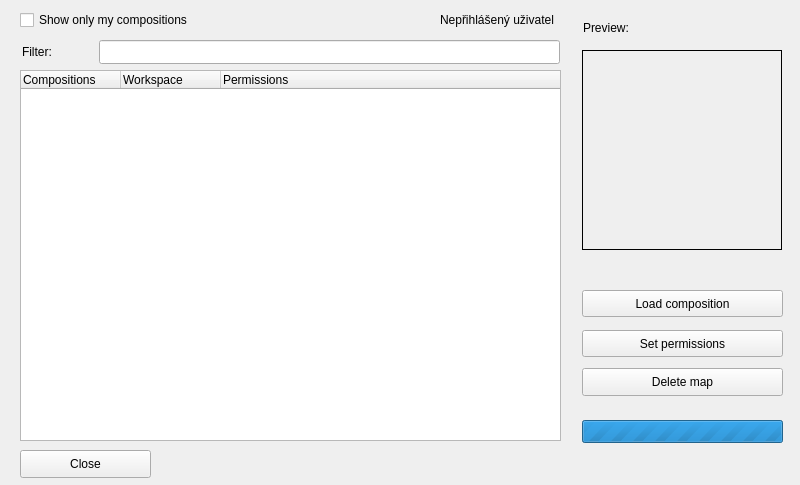
First picture: the form in dlg_addMap.ui, repository LESPROJEKT/qgis-layman-plugin, before the edit.
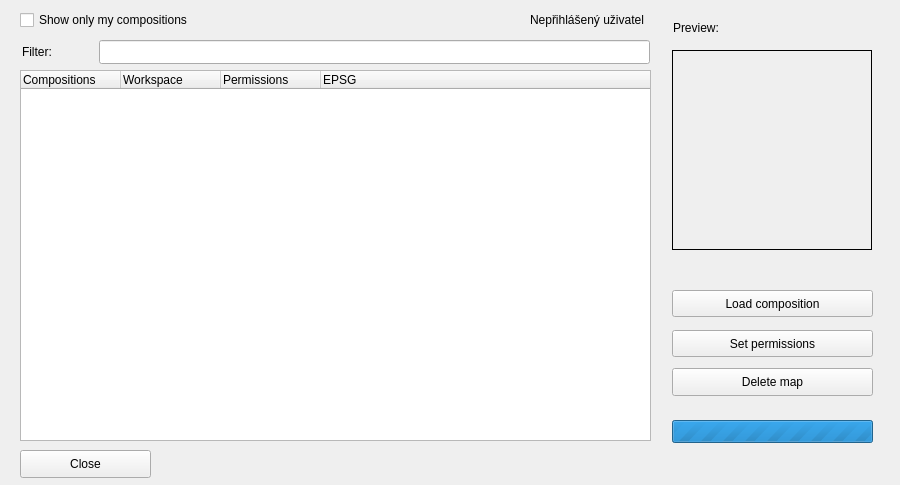
Second picture: the form after the edit. Custom widgets are drawn as their Qt base class.

Commit message: sloupec epsg pro kompozici

What changed in the file:
```diff
--- a/dlg_addMap.ui
+++ b/dlg_addMap.ui
@@ -9,7 +9,7 @@
    <rect>
     <x>0</x>
     <y>0</y>
-    <width>800</width>
+    <width>900</width>
     <height>485</height>
    </rect>
   </property>
@@ -21,13 +21,13 @@
   </property>
   <property name="minimumSize">
    <size>
-    <width>800</width>
+    <width>900</width>
     <height>480</height>
    </size>
   </property>
   <property name="maximumSize">
    <size>
-    <width>800</width>
+    <width>900</width>
     <height>485</height>
    </size>
   </property>
@@ -37,7 +37,7 @@
   <widget class="QPushButton" name="pushButton">
    <property name="geometry">
     <rect>
-     <x>810</x>
+     <x>920</x>
      <y>310</y>
      <width>201</width>
      <height>27</height>
@@ -65,7 +65,7 @@
     <rect>
      <x>20</x>
      <y>70</y>
-     <width>541</width>
+     <width>631</width>
      <height>371</height>
     </rect>
    </property>
@@ -84,11 +84,16 @@
      <string>Permissions</string>
     </property>
    </column>
+   <column>
+    <property name="text">
+     <string>EPSG</string>
+    </property>
+   </column>
   </widget>
   <widget class="QLabel" name="label_thumbnail">
    <property name="geometry">
     <rect>
-     <x>582</x>
+     <x>672</x>
      <y>50</y>
      <width>200</width>
      <height>200</height>
@@ -104,7 +109,7 @@
   <widget class="QLabel" name="label_2">
    <property name="geometry">
     <rect>
-     <x>583</x>
+     <x>673</x>
      <y>20</y>
      <width>141</width>
      <height>16</height>
@@ -117,7 +122,7 @@
   <widget class="QLabel" name="label_info">
    <property name="geometry">
     <rect>
-     <x>810</x>
+     <x>1030</x>
      <y>250</y>
      <width>411</width>
      <height>31</height>
@@ -130,7 +135,7 @@
   <widget class="QPushButton" name="pushButton_mapWFS">
    <property name="geometry">
     <rect>
-     <x>820</x>
+     <x>930</x>
      <y>340</y>
      <width>201</width>
      <height>27</height>
@@ -143,7 +148,7 @@
   <widget class="QLabel" name="label_loading">
    <property name="geometry">
     <rect>
-     <x>810</x>
+     <x>920</x>
      <y>340</y>
      <width>141</width>
      <height>16</height>
@@ -159,7 +164,7 @@
    </property>
    <property name="geometry">
     <rect>
-     <x>582</x>
+     <x>672</x>
      <y>420</y>
      <width>201</width>
      <height>23</height>
@@ -175,7 +180,7 @@
   <widget class="QPushButton" name="pushButton_map">
    <property name="geometry">
     <rect>
-     <x>582</x>
+     <x>672</x>
      <y>290</y>
      <width>201</width>
      <height>27</height>
@@ -188,7 +193,7 @@
   <widget class="QPushButton" name="pushButton_delete">
    <property name="geometry">
     <rect>
-     <x>582</x>
+     <x>672</x>
      <y>368</y>
      <width>201</width>
      <height>28</height>
@@ -201,7 +206,7 @@
   <widget class="QPushButton" name="pushButton_setPermissions">
    <property name="geometry">
     <rect>
-     <x>582</x>
+     <x>672</x>
      <y>330</y>
      <width>201</width>
      <height>27</height>
@@ -216,7 +221,7 @@
     <rect>
      <x>99</x>
      <y>40</y>
-     <width>461</width>
+     <width>551</width>
      <height>24</height>
     </rect>
    </property>
@@ -262,7 +267,7 @@
   <widget class="QLabel" name="label_noUser">
    <property name="geometry">
     <rect>
-     <x>440</x>
+     <x>530</x>
      <y>12</y>
      <width>151</width>
      <height>16</height>
```
The commit also changes 3 other files.
